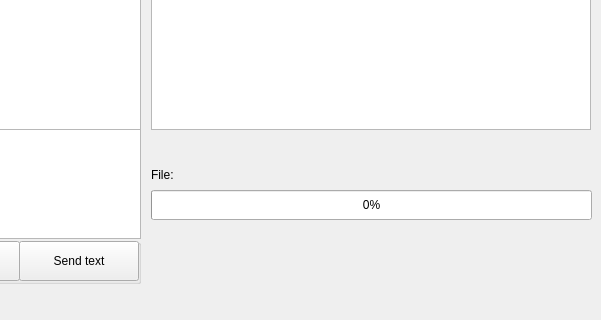
First picture: the form in src/gui/mainui.ui, repository realth000/localcharger, before the edit; both pictures show x 499 to 1100 and y 380 to 700 of the 1100 by 700 pixel window.
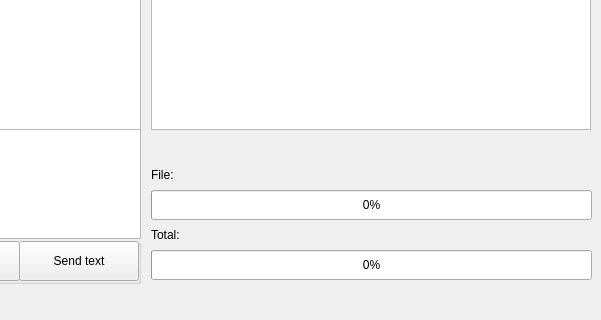
Second picture: the form after the edit. Custom widgets are drawn as their Qt base class.

Commit message:
feat(MainUi): Add total progress bar
New features:
    [Wiget]Add total progress bar for file transmission.

```diff
--- a/src/gui/mainui.ui
+++ b/src/gui/mainui.ui
@@ -555,6 +555,32 @@
     <string>File:</string>
    </property>
   </widget>
+  <widget class="QProgressBar" name="fileTransportTotalProgressBar">
+   <property name="geometry">
+    <rect>
+     <x>650</x>
+     <y>630</y>
+     <width>441</width>
+     <height>30</height>
+    </rect>
+   </property>
+   <property name="value">
+    <number>0</number>
+   </property>
+  </widget>
+  <widget class="QLabel" name="fileTransportTotalLabel">
+   <property name="geometry">
+    <rect>
+     <x>650</x>
+     <y>600</y>
+     <width>441</width>
+     <height>30</height>
+    </rect>
+   </property>
+   <property name="text">
+    <string>Total:</string>
+   </property>
+  </widget>
  </widget>
  <customwidgets>
   <customwidget>
```
The commit also changes 2 other files.
